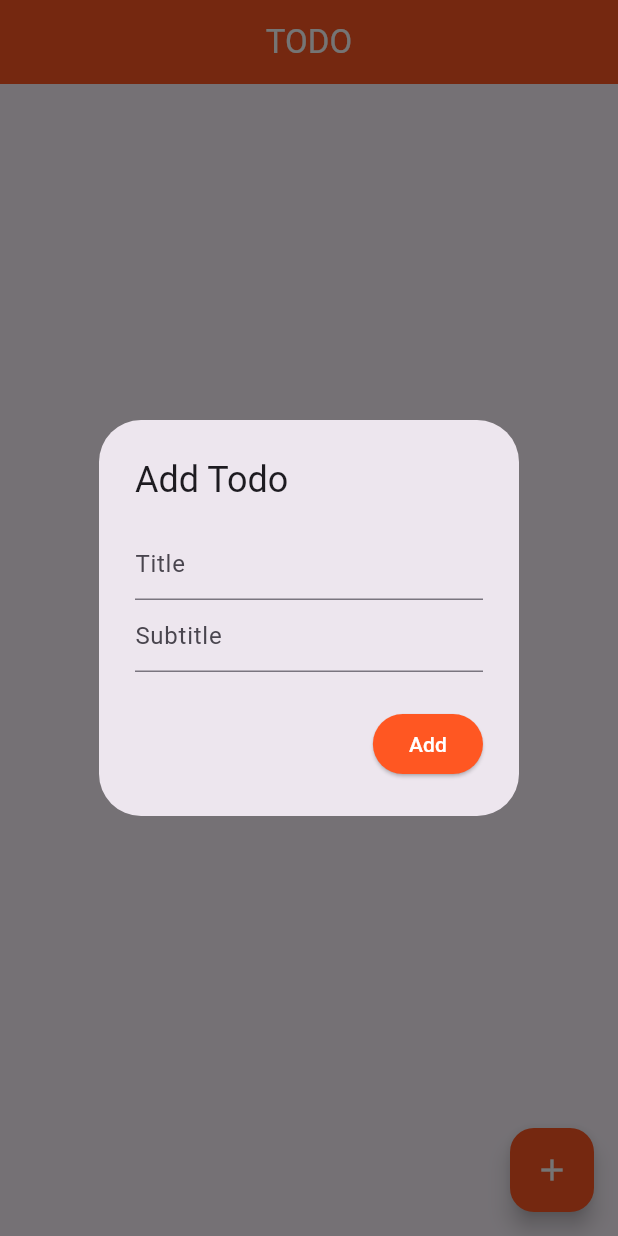
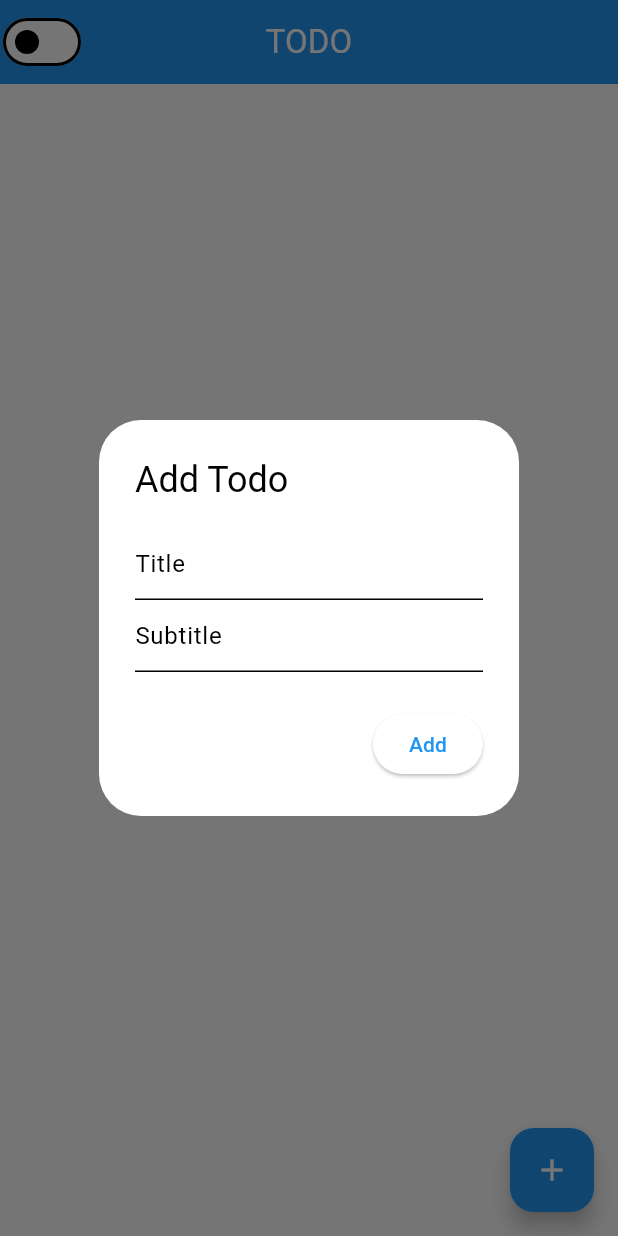
Before and after one commit to hasanaltunbay/todo_app_hive, a Flutter app: the screen it shows after launch, after a tap on the "add" icon, on a phone screen of 412 x 824 dp. Run offline on Flutter 3.47's test engine with Material 3 defaults, Android fonts, the phone set to English and light mode, and no system bars; our stand-ins replace hive, hive_flutter; accounts and stored records are empty.

Commit message:
dark theme added

```diff
--- a/lib/main.dart
+++ b/lib/main.dart
@@ -1,5 +1,7 @@
 import 'package:flutter/material.dart';
 import 'package:flutter_application_5/pages/my_home_page.dart';
+import 'package:flutter_application_5/theme/dart_theme.dart';
+import 'package:flutter_application_5/theme/light_theme.dart';
 import 'package:flutter_application_5/todo/todo_item.dart';
 import 'package:hive_flutter/hive_flutter.dart';
 
@@ -8,23 +10,40 @@ void main() async {
   await Hive.initFlutter();
   Hive.registerAdapter(ToDoItemAdapter());
 
+  await Hive.openBox('themeBox');
+
   runApp(const MyApp());
 }
 
-class MyApp extends StatelessWidget {
+class MyApp extends StatefulWidget {
   const MyApp({super.key});
 
+  @override
+  State<MyApp> createState() => _MyAppState();
+}
+
+class _MyAppState extends State<MyApp> {
+
+  late Box themeBox;
+
+@override
+  void initState() {
+    super.initState();
+    themeBox = Hive.box('themeBox');
+    themeBox.listenable().addListener(() {setState(() {
+
+    }); });
+  }
 
   @override
   Widget build(BuildContext context) {
+    bool isDarkMode = themeBox.get('darkMode') ?? false;
     return MaterialApp(
       title: 'Flutter Demo',
       debugShowCheckedModeBanner: false,
-      theme: ThemeData(
-        colorScheme: ColorScheme.fromSeed(seedColor: Colors.deepPurple),
-        useMaterial3: true,
-      ),
+      theme: isDarkMode ? darkTheme : lightTheme,
       home:  MyHomePage(),
+
     );
   }
 }
--- a/lib/pages/my_home_page.dart
+++ b/lib/pages/my_home_page.dart
@@ -18,7 +18,7 @@ final ToDoService _toDoService = ToDoService();
   Widget build(BuildContext context) {
     return Scaffold(
 
-      backgroundColor: Colors.grey.shade400,
+      backgroundColor:Theme.of(context).colorScheme.background,
       body: FutureBuilder(
         future: _toDoService.getAllTodos(),
         builder:(BuildContext context,AsyncSnapshot<List<ToDoItem>> snapshot){
@@ -26,7 +26,7 @@ final ToDoService _toDoService = ToDoService();
             return ShowPage();
           }
           else{
-            return CircularProgressIndicator();
+            return Visibility(visible: false,child: CircularProgressIndicator());
           }
 
         } ,
--- a/lib/pages/show_page.dart
+++ b/lib/pages/show_page.dart
@@ -11,6 +11,9 @@ class ShowPage extends StatefulWidget {
 }
 
 class _ShowPageState extends State<ShowPage> {
+
+   final themeBox = Hive.box('themeBox');
+
   final ToDoService _toDoService = ToDoService();
 
   final TextEditingController tfTitle = TextEditingController();
@@ -29,7 +32,7 @@ class _ShowPageState extends State<ShowPage> {
   final TextEditingController editTfSubtitle = TextEditingController();
 
   editTfTitle.text = item?.title ?? '';
-editTfSubtitle.text = item?.subtitle ?? '';
+  editTfSubtitle.text = item?.subtitle ?? '';
     return showDialog(
         context: context,
         builder: (context) {
@@ -69,14 +72,24 @@ editTfSubtitle.text = item?.subtitle ?? '';
 
   @override
   Widget build(BuildContext context) {
+    bool isDarkMode = themeBox.get('darkMode') ?? false;
     return Scaffold(
       appBar: AppBar(
+        leading: Switch(
+                      value: isDarkMode,
+                      onChanged: (value) {
+                        setState(() {
+                          themeBox.put('darkMode', value);
+                        });
+                      },
+                    ),
+
         title: Text(
           "TODO",
           style: TextStyle(color: Colors.white),
         ),
         centerTitle: true,
-        backgroundColor: Colors.deepOrange,
+
       ),
       body: ValueListenableBuilder(
         valueListenable: Hive.box<ToDoItem>('todoBox').listenable(),
@@ -112,7 +125,7 @@ editTfSubtitle.text = item?.subtitle ?? '';
                         },
                         icon: Icon(
                           Icons.delete,
-                          color: Colors.deepOrange,
+
                         )),
                     IconButton(
                         onPressed: () {
@@ -133,7 +146,7 @@ editTfSubtitle.text = item?.subtitle ?? '';
         },
       ),
       floatingActionButton: FloatingActionButton(
-        backgroundColor: Colors.deepOrange,
+      backgroundColor: Theme.of(context).colorScheme.primary,
         child: Icon(
           Icons.add,
           color: Colors.white,
@@ -182,10 +195,9 @@ editTfSubtitle.text = item?.subtitle ?? '';
                       },
                       child: Text(
                         "Add",
-                        style: TextStyle(color: Colors.white),
+
                       ),
-                      style: ElevatedButton.styleFrom(
-                          backgroundColor: Colors.deepOrange),
+
                     ),
                   ],
                 );
--- /dev/null
+++ b/lib/theme/dart_theme.dart
@@ -0,0 +1,11 @@
+import 'package:flutter/material.dart';
+
+ThemeData darkTheme = ThemeData(
+
+  colorScheme: ColorScheme.dark(
+    brightness: Brightness.dark,
+    primary: Colors.yellow,
+
+  ),
+
+);
--- /dev/null
+++ b/lib/theme/light_theme.dart
@@ -0,0 +1,12 @@
+
+import 'package:flutter/material.dart';
+
+ThemeData lightTheme = ThemeData(
+
+  appBarTheme: AppBarTheme(backgroundColor: Colors.blue),
+  colorScheme: ColorScheme.light(
+    brightness: Brightness.light,
+    primary: Colors.blue,
+  ),
+
+);
--- a/lib/todo/todo_service.dart
+++ b/lib/todo/todo_service.dart
@@ -7,7 +7,9 @@ class ToDoService{
 
 final String _boxName = "todoBox";
 
+
 Future<Box<ToDoItem>> get _box async => await Hive.openBox<ToDoItem>(_boxName);
+
 
 Future<void> addItem (ToDoItem toDoItem) async {
 
@@ -36,7 +38,6 @@ Future<void> updateIsCompleted(int index,ToDoItem toDoItem) async {
   toDoItem.isCompleted = !toDoItem.isCompleted;
 
   await box.putAt(index, toDoItem);
-
 }
 
 Future<void> updateTodo(int index,ToDoItem toDoItem) async{
@@ -44,7 +45,4 @@ Future<void> updateTodo(int index,ToDoItem toDoItem) async{
 
   box.putAt(index, toDoItem);
 }
-
-
-
 }
```
